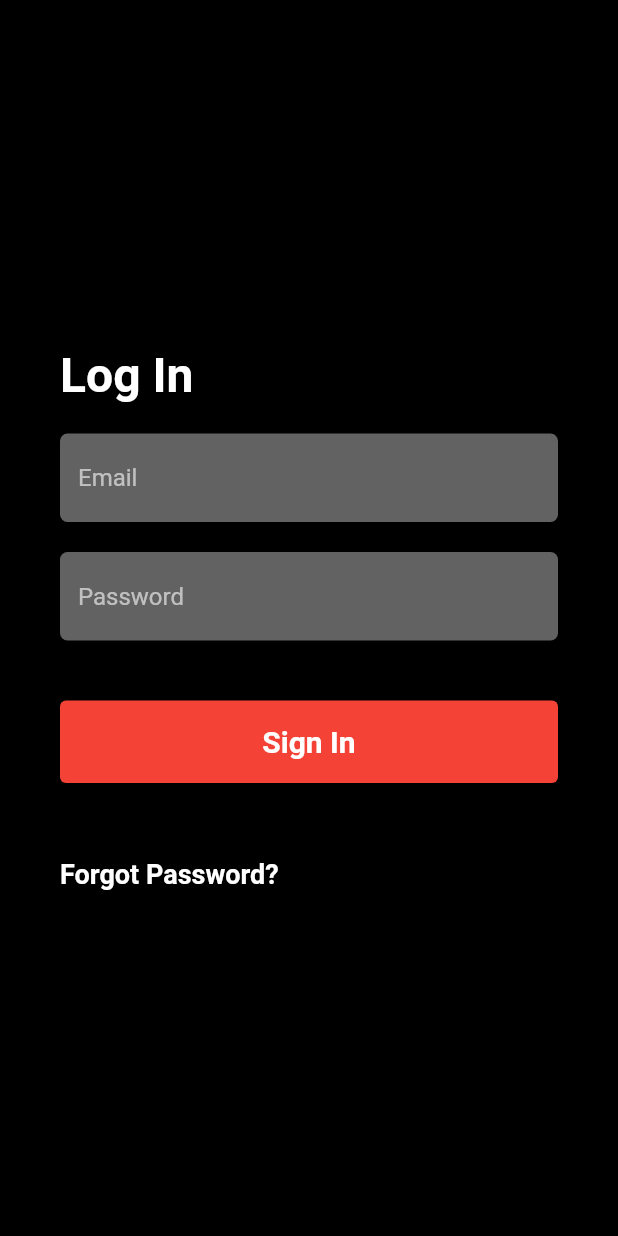
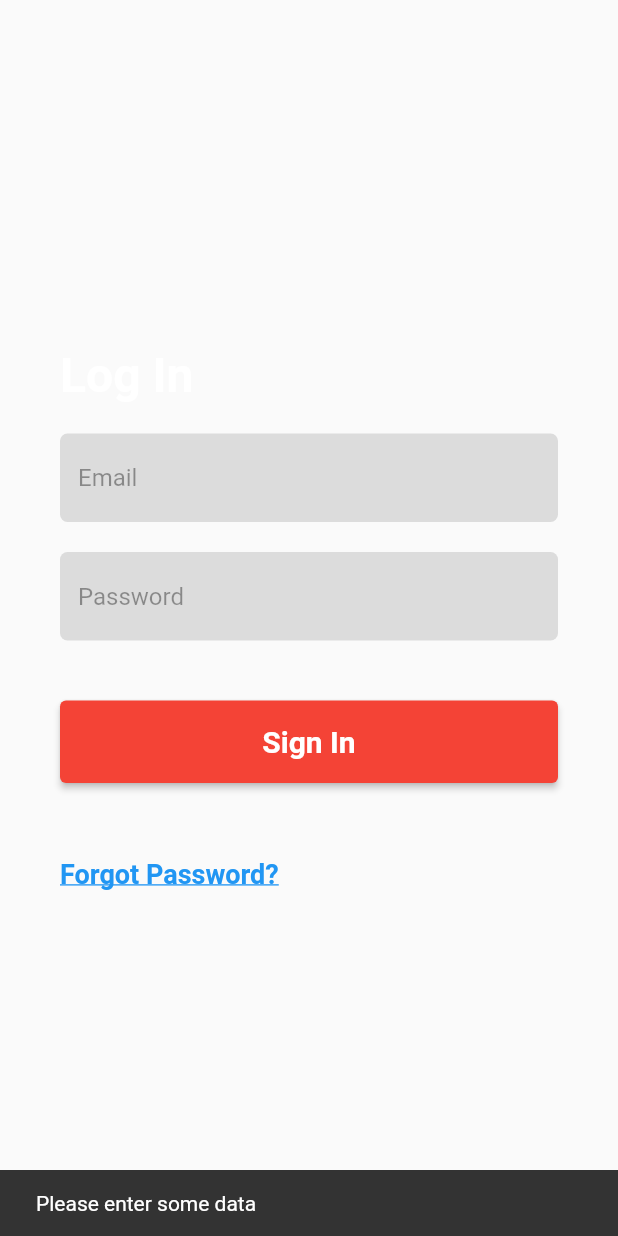
Before and after one commit to aswanath/login_app_task, a Flutter app: the screen it shows after launch, after a tap on "Sign In", on a phone screen of 412 x 824 dp. Run offline on Flutter 3.47's test engine with Material 2 defaults, Android fonts, the phone set to English and light mode, and no system bars; our stand-ins replace dio.

Commit message:
completed the task

```diff
--- a/lib/presentation/login/login_page.dart
+++ b/lib/presentation/login/login_page.dart
@@ -14,7 +14,6 @@ class LoginPage extends StatelessWidget {
   Widget build(BuildContext context) {
     return SafeArea(
         child: Scaffold(
-      backgroundColor: Colors.black,
       body: Padding(
         padding: const EdgeInsets.symmetric(horizontal: 40),
         child: Column(
@@ -51,13 +50,18 @@ class LoginPage extends StatelessWidget {
                     passwordController.text.isNotEmpty) {
                   Navigator.pushAndRemoveUntil(
                       context,
-                      MaterialPageRoute(builder: (context) => const CustomNavigationBar()),
+                      MaterialPageRoute(
+                          builder: (context) => const CustomNavigationBar()),
                       (route) => false);
+                } else {
+                  ScaffoldMessenger.of(context).showSnackBar(const SnackBar(
+                    content: Text("Please enter some data"),
+                  ));
                 }
               },
               child: Text(
                 "Sign In",
-                style: TextStyle(fontWeight: FontWeight.bold, fontSize: 20),
+                style:  TextStyle(fontWeight: FontWeight.bold, fontSize: 20),
               ),
               style: ButtonStyle(
                   backgroundColor: MaterialStateProperty.all(Colors.red),
@@ -71,7 +75,8 @@ class LoginPage extends StatelessWidget {
               TextSpan(
                   text: "Forgot Password? ",
                   style: TextStyle(
-                      color: Colors.white,
+                      decoration: TextDecoration.underline,
+                      color: Colors.blue,
                       fontSize: 18,
                       fontWeight: FontWeight.bold)),
               style: TextStyle(color: Colors.grey),
--- a/lib/presentation/login/widgets/custom_text_field.dart
+++ b/lib/presentation/login/widgets/custom_text_field.dart
@@ -13,12 +13,12 @@ class CustomTextFormField extends StatelessWidget {
   Widget build(BuildContext context) {
     return TextFormField(
       controller: textEditingController,
-      cursorColor: Colors.white,
-      style: const TextStyle(color: Colors.white70),
+      cursorColor: Colors.black,
+      style: const TextStyle(color: Colors.black),
       decoration: InputDecoration(
         hintText: text,
-        hintStyle: const TextStyle(color: Colors.white60),
-        fillColor: Colors.white38,
+        hintStyle: const TextStyle(color: Colors.black38),
+        fillColor: Colors.black12,
         filled: true,
         focusedBorder: OutlineInputBorder(borderRadius: BorderRadius.circular(5),borderSide: BorderSide.none),
         border: OutlineInputBorder(borderRadius: BorderRadius.circular(5),borderSide: BorderSide.none),
```
